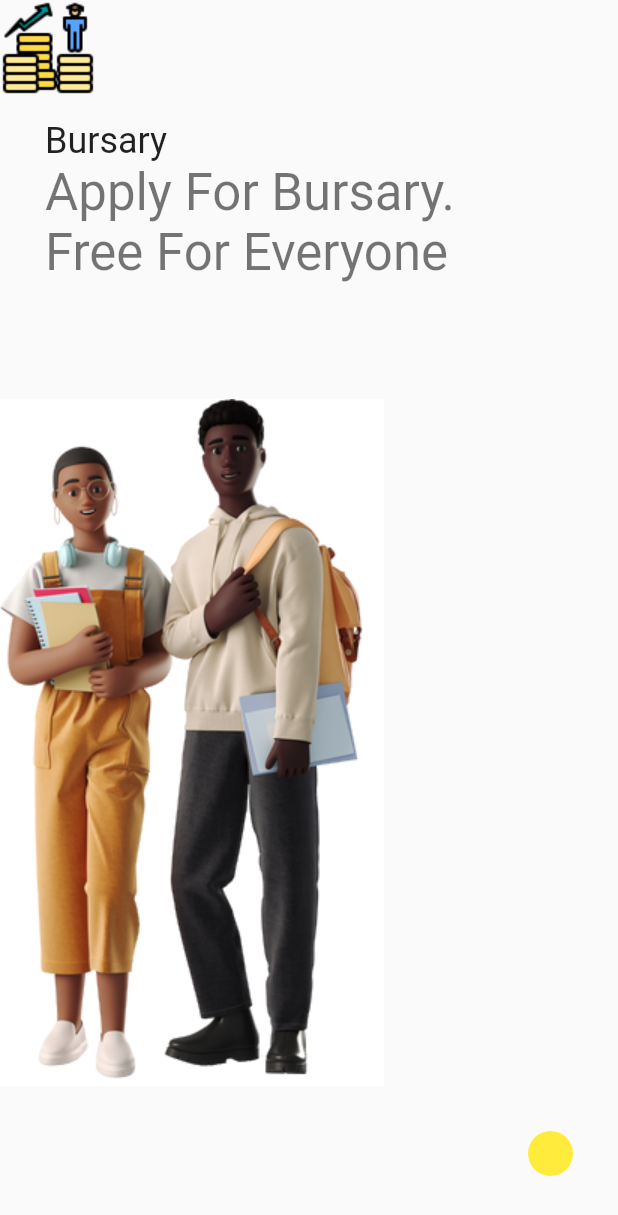
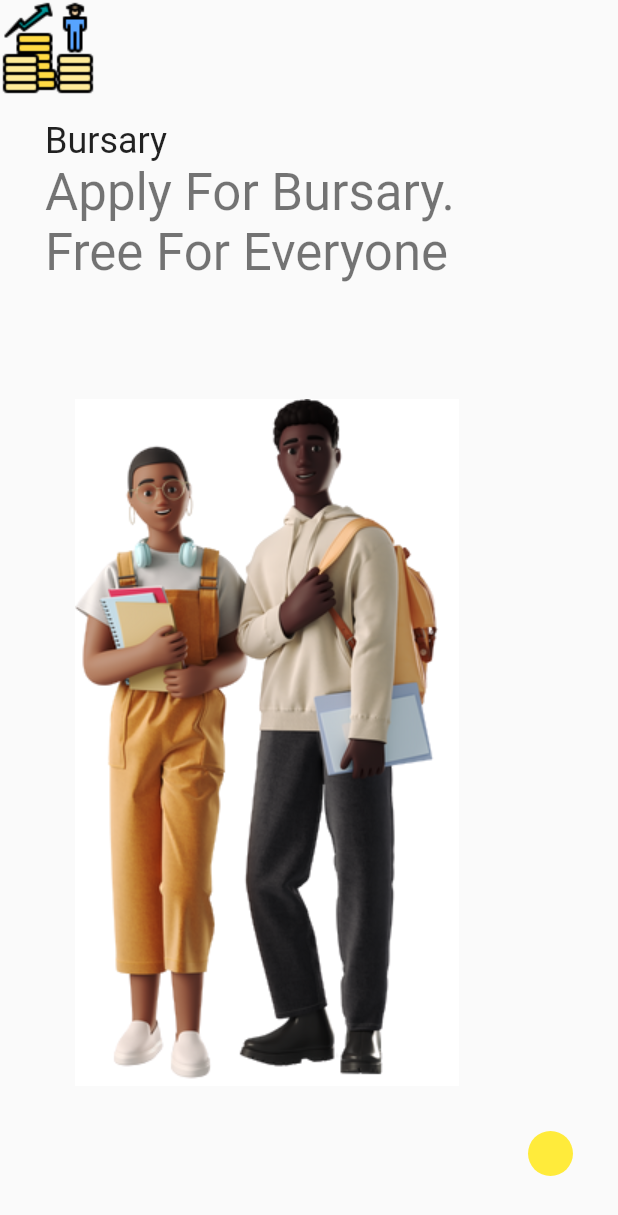
Before and after one commit to kipkoechke/flutter-login_app, a Flutter app: the screen it shows after launch, on a phone screen of 412 x 824 dp. Shown: the top 1215 px of the screen. Run offline on Flutter 3.47's test engine with Material 2 defaults, Android fonts, the phone set to English and light mode, and no system bars.

Commit message:
Worked on splash animation using statefulwiget

```diff
--- a/login_app/lib/features/authentication/screens/splash_screen/splash_screen.dart
+++ b/login_app/lib/features/authentication/screens/splash_screen/splash_screen.dart
@@ -3,24 +3,42 @@ import 'package:login_app/constants/image_strings.dart';
 import 'package:login_app/constants/sizes.dart';
 import 'package:login_app/constants/text_strings.dart';
 
-class SplashScreen extends StatelessWidget {
+class SplashScreen extends StatefulWidget {
   const SplashScreen({super.key});
+
+  @override
+  State<SplashScreen> createState() => _SplashScreenState();
+}
+
+class _SplashScreenState extends State<SplashScreen> {
+  bool animate = false;
+
+  @override
+  void initState() {
+    startAnimation();
+    super.initState();
+  }
 
   @override
   Widget build(BuildContext context) {
     return Scaffold(
       body: Stack(
         children: [
-          const Positioned(
-            top: 0,
-            left: 0,
-            child: Image(
+          AnimatedPositioned(
+            duration: const Duration(milliseconds: 1600),
+            top: animate ? 0 : -30,
+            left: animate ? 0 : -30,
+            child: const Image(
               image: AssetImage(bSplashTopIcon),
             ),
           ),
-          Positioned(
+          AnimatedPositioned(
+            duration: const Duration(milliseconds: 1600),
             top: 80,
-            left: bDefaultSize,
+            left: animate ? bDefaultSize : -80,
+            child: AnimatedOpacity(
+              duration: const Duration(milliseconds: 1600),
+              opacity: animate ? 1 : 0,
               child: Column(
                 crossAxisAlignment: CrossAxisAlignment.start,
                 children: [
@@ -35,15 +53,26 @@ class SplashScreen extends StatelessWidget {
                 ],
               ),
             ),
-          const Positioned(
-            bottom: 100,
-            child: Image(
+          ),
+          AnimatedPositioned(
+            duration: const Duration(milliseconds: 2400),
+            bottom: animate ? 100 : -30,
+            left: animate ? 50 : 0,
+            child: AnimatedOpacity(
+              duration: const Duration(milliseconds: 2400),
+              opacity: animate ? 1 : 0,
+              child: const Image(
                 image: AssetImage(bSplashImage),
               ),
             ),
-          Positioned(
-            bottom: 40,
+          ),
+          AnimatedPositioned(
+            duration: const Duration(milliseconds: 2400),
+            bottom: animate ? 40 : -100,
             right: bDefaultSize,
+            child: AnimatedOpacity(
+              duration: const Duration(milliseconds: 2400),
+              opacity: animate ? 1 : 0,
               child: Container(
                 width: bSplashContainerSize,
                 height: bSplashContainerSize,
@@ -53,8 +82,18 @@ class SplashScreen extends StatelessWidget {
                 ),
               ),
             ),
+          ),
         ],
       ),
     );
   }
+
+  Future startAnimation() async {
+    await Future.delayed(
+      const Duration(milliseconds: 500),
+    );
+    setState(() {
+      animate = true;
+    });
   }
+}
```
Lines whose indentation alone changed are shown as unchanged.
